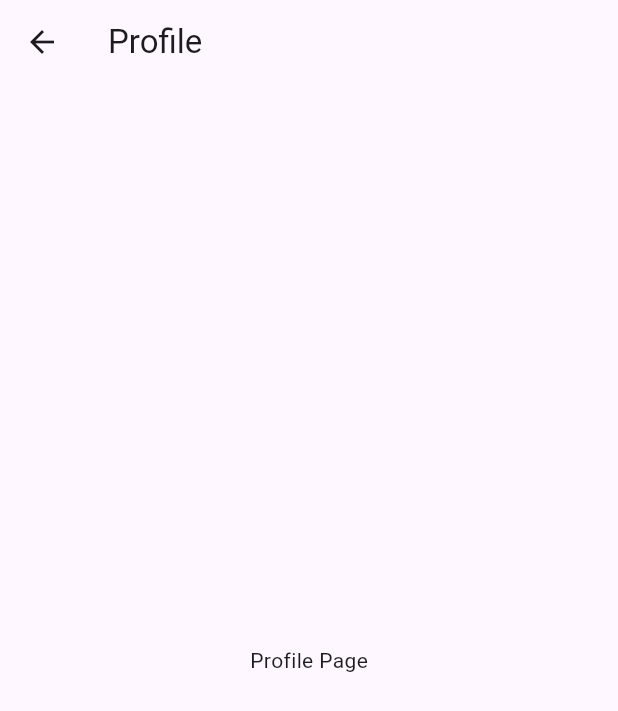
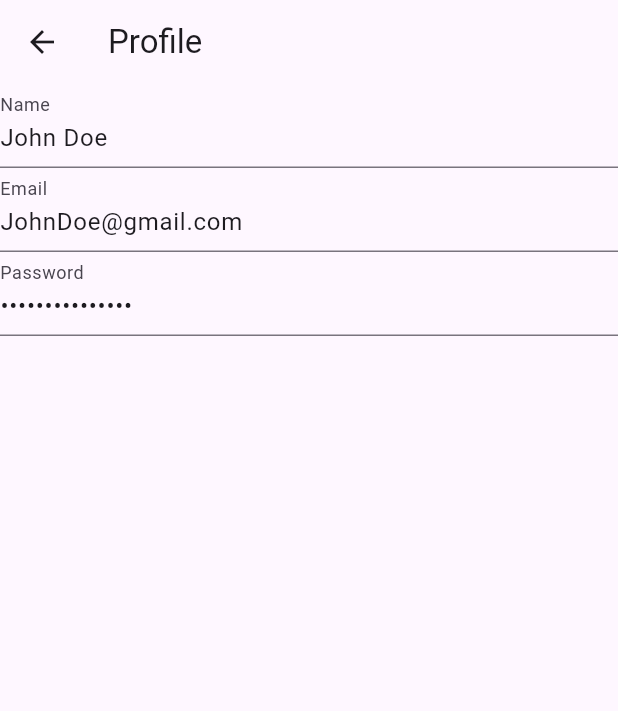
Before and after one commit to AliAljawad/Sign-Speak-Front, a Flutter app: the ProfilePage screen opened directly, on a phone screen of 412 x 824 dp. Shown: the top 711 px of the screen. Run offline on Flutter 3.47's test engine with Material 3 defaults, Android fonts, the phone set to English and light mode, and no system bars; our stand-ins replace camera.

Commit message:
added TextFields for name, email, and password

```diff
--- a/lib/screens/profile_screen.dart
+++ b/lib/screens/profile_screen.dart
@@ -21,9 +21,24 @@ final TextEditingController _passwordController =
       appBar: AppBar(
         title: const Text('Profile'),
       ),
-      body: const Center(
-        child: Text('Profile Page'),
-      ),
+      body: Column(
+  children: [
+    TextField(
+      controller: _nameController,
+      decoration: const InputDecoration(labelText: 'Name'),
+    ),
+    TextField(
+      controller: _emailController,
+      decoration: const InputDecoration(labelText: 'Email'),
+    ),
+    TextField(
+      controller: _passwordController,
+      decoration: const InputDecoration(labelText: 'Password'),
+      obscureText: true,
+    ),
+  ],
+)
+
     );
   }
 }
```
